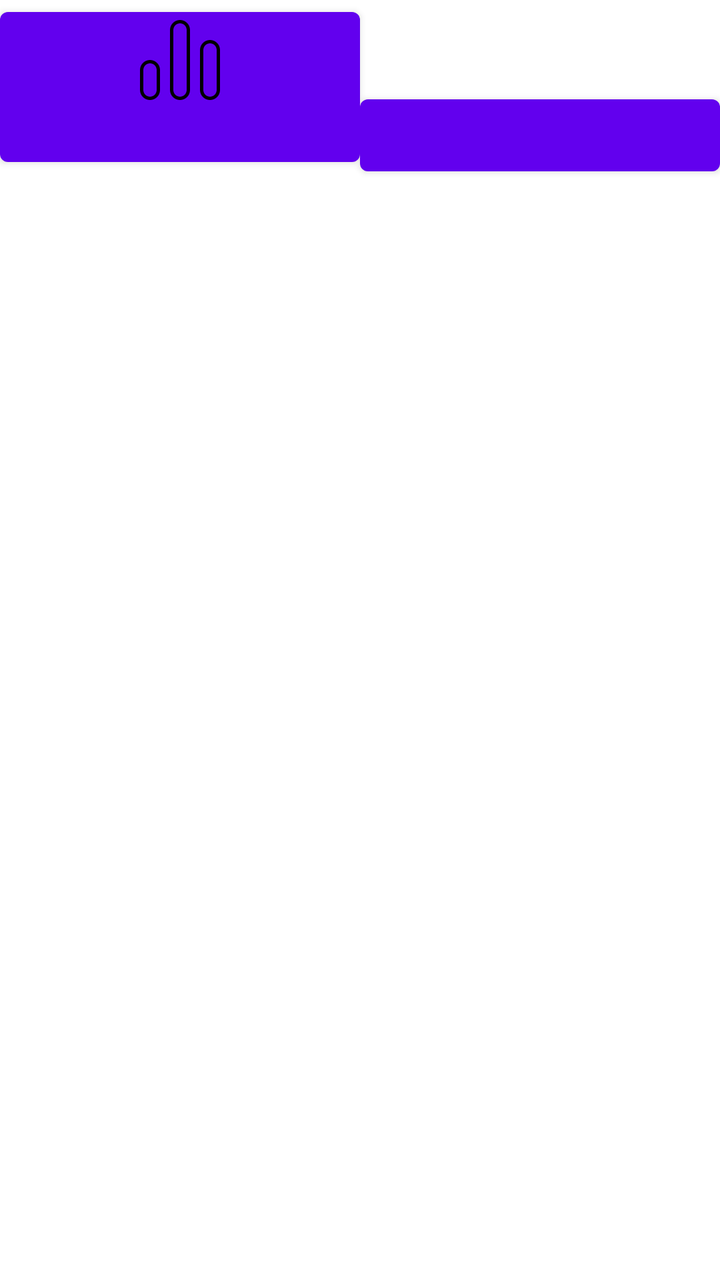
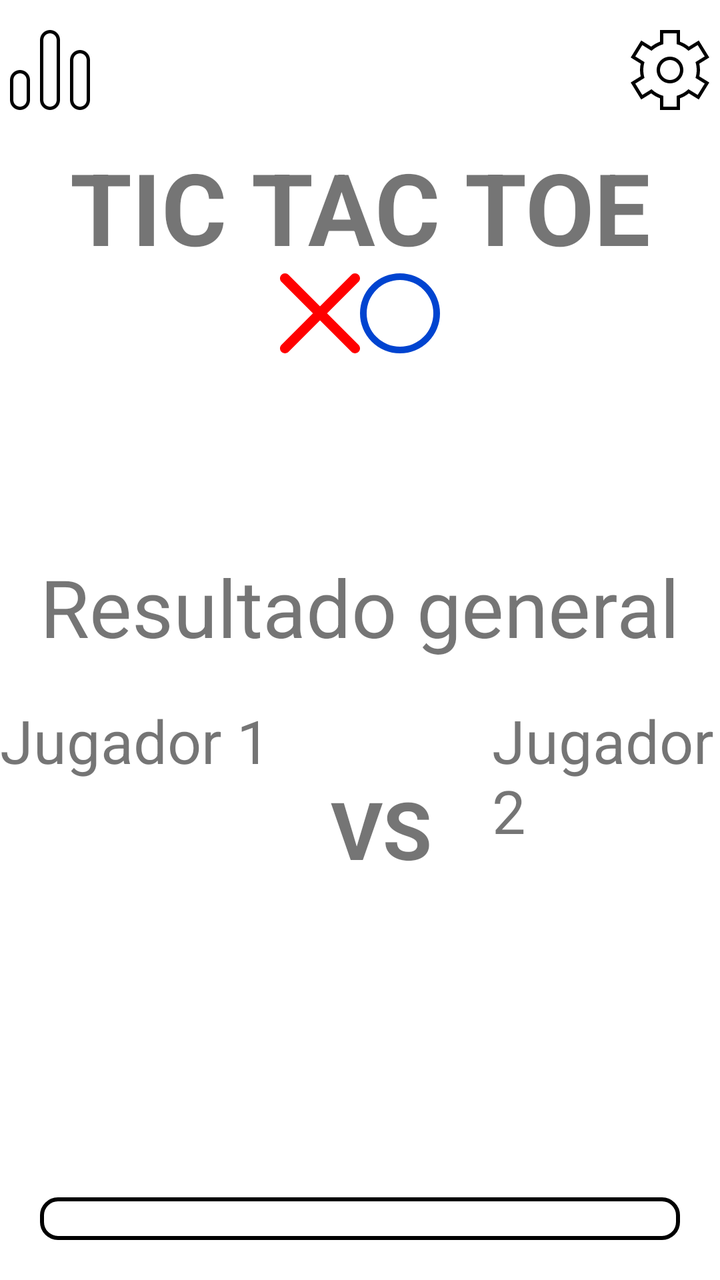

Two renders of the same Android screen: before a commit and after it. Below are the layout's source before the change and the commit's diff.
<!-- AndroidManifest.xml: application theme Theme.Pmdmtresenraya -->
<!-- res/layout/activity_main.xml -->
<?xml version="1.0" encoding="utf-8"?>
<LinearLayout xmlns:android="http://schemas.android.com/apk/res/android"
    xmlns:app="http://schemas.android.com/apk/res-auto"
    xmlns:tools="http://schemas.android.com/tools"
    android:id="@+id/main"
    android:layout_width="match_parent"
    android:layout_height="match_parent"
    android:orientation="vertical"
    tools:context=".MainActivity">


    <LinearLayout
        android:layout_width="match_parent"
        android:layout_height="match_parent"
        android:orientation="horizontal">


        <Button
            android:id="@+id/imageButton"
            android:layout_width="wrap_content"
            android:layout_height="wrap_content"
            android:layout_weight="1"
            app:srcCompat="@drawable/chart_simple"
            android:drawableTop="@drawable/settings_scale"/>

        <Button
            android:id="@+id/imageButton2"
            android:layout_width="wrap_content"
            android:layout_height="wrap_content"
            android:layout_weight="1"
            app:srcCompat="@drawable/settings" />
    </LinearLayout>
</LinearLayout>
<!-- resources referenced by this layout -->
<resources>
  <!-- drawable settings_scale (drawable) -->
  <layer-list xmlns:android="http://schemas.android.com/apk/res/android">
      <item android:drawable="@drawable/chart_simple" android:width="40dp" android:height="40dp"/>
  </layer-list>
  <style name="Theme.Pmdmtresenraya" parent="Theme.MaterialComponents.DayNight.DarkActionBar">
          
          <item name="colorPrimary">@color/purple_500</item>
          <item name="colorPrimaryVariant">@color/purple_700</item>
          <item name="colorOnPrimary">@color/white</item>
          
          <item name="colorSecondary">@color/teal_200</item>
          <item name="colorSecondaryVariant">@color/teal_700</item>
          <item name="colorOnSecondary">@color/black</item>
          
          <item name="android:statusBarColor">?attr/colorPrimaryVariant</item>
          
      </style>
  <!-- unchanged entries left out for length: 8 -->
</resources>

<!-- the commit's change to res/layout/activity_main.xml (unified diff, before → after) -->
@@ -10,24 +10,247 @@
 
 
     <LinearLayout
+        style="?android:attr/buttonBarStyle"
+        android:layout_width="wrap_content"
+        android:layout_height="wrap_content"
+        android:orientation="horizontal"
+        android:paddingTop="5dp"
+        >
+
+
+        <Button
+            android:id="@+id/stadistic"
+            style="?android:attr/buttonBarButtonStyle"
+            android:layout_width="60dp"
+            android:layout_height="60dp"
+            android:layout_weight="1"
+            android:drawableTop="@drawable/stadistic_scale" />
+
+        <View
+            android:layout_width="0dp"
+            android:layout_height="0dp"
+            android:layout_weight="10" />
+
+        <Button
+            android:id="@+id/settings"
+            style="?android:attr/buttonBarButtonStyle"
+            android:layout_width="60dp"
+            android:layout_height="60dp"
+            android:layout_weight="1"
+            android:drawableTop="@drawable/settings_scale"
+            />
+
+    </LinearLayout>
+
+    <LinearLayout
+        style="?android:attr/buttonBarStyle"
+        android:layout_width="wrap_content"
+        android:layout_height="wrap_content"
+        android:orientation="vertical"
+        android:paddingTop="5dp"
+        android:layout_gravity="center"
+        >
+
+        <TextView
+            android:id="@+id/title"
+            android:layout_width="wrap_content"
+            android:layout_height="wrap_content"
+            android:text="@string/tic_tac_toe"
+            android:textSize="50sp"
+            android:textStyle="bold"
+            android:layout_gravity="center"
+            />
+
+        <LinearLayout
+            android:layout_width="wrap_content"
+            android:layout_height="match_parent"
+            android:orientation="horizontal"
+            android:layout_gravity="center">
+
+            <ImageView
+                android:id="@+id/imageView"
+                android:layout_width="wrap_content"
+                android:layout_height="wrap_content"
+                android:layout_weight="1"
+                app:srcCompat="@drawable/cross_scale" />
+
+            <ImageView
+                android:id="@+id/imageView2"
+                android:layout_width="wrap_content"
+                android:layout_height="wrap_content"
+                android:layout_weight="1"
+                app:srcCompat="@drawable/circle_scale" />
+
+        </LinearLayout>
+
+
+    </LinearLayout>
+
+    <LinearLayout
         android:layout_width="match_parent"
-        android:layout_height="match_parent"
-        android:orientation="horizontal">
-
-
-        <Button
-            android:id="@+id/imageButton"
-            android:layout_width="wrap_content"
-            android:layout_height="wrap_content"
-            android:layout_weight="1"
-            app:srcCompat="@drawable/chart_simple"
-            android:drawableTop="@drawable/settings_scale"/>
-
-        <Button
-            android:id="@+id/imageButton2"
-            android:layout_width="wrap_content"
-            android:layout_height="wrap_content"
-            android:layout_weight="1"
-            app:srcCompat="@drawable/settings" />
-    </LinearLayout>
+        android:layout_height="wrap_content"
+        android:orientation="vertical"
+        android:layout_gravity="center"
+        android:layout_marginTop="100sp"
+        android:layout_marginBottom="100sp"
+        >
+
+        <TextView
+            android:layout_width="wrap_content"
+            android:layout_height="wrap_content"
+            android:text="@string/resultado_general"
+            android:textSize="40sp"
+            android:layout_gravity="center"
+            />
+
+        <LinearLayout
+            android:layout_width="wrap_content"
+            android:layout_height="wrap_content"
+            android:orientation="horizontal"
+            android:layout_gravity="center"
+            android:layout_marginTop="20sp"
+            >
+
+            <LinearLayout
+                android:layout_width="wrap_content"
+                android:layout_height="wrap_content"
+                android:orientation="vertical"
+                >
+                <TextView
+                    android:layout_width="wrap_content"
+                    android:layout_height="wrap_content"
+                    android:text="@string/jugador_1"
+                    android:textSize="30sp"
+                    android:layout_gravity="center"
+                    />
+
+                <TextView
+                    android:id="@+id/score1"
+                    android:layout_width="wrap_content"
+                    android:layout_height="wrap_content"
+                    android:textSize="40sp"
+                    android:layout_gravity="center"
+                    />
+
+            </LinearLayout>
+
+            <TextView
+                android:layout_width="wrap_content"
+                android:layout_height="wrap_content"
+                android:text="@string/vs"
+                android:textSize="40sp"
+                android:textStyle="bold"
+                android:layout_gravity="center"
+                android:layout_marginHorizontal="30sp"
+                />
+
+            <LinearLayout
+                android:layout_width="wrap_content"
+                android:layout_height="wrap_content"
+                android:orientation="vertical"
+                >
+                <TextView
+                    android:layout_width="wrap_content"
+                    android:layout_height="wrap_content"
+                    android:text="@string/jugador_2"
+                    android:textSize="30sp"
+                    android:layout_gravity="center"
+                    />
+
+                <TextView
+                    android:id="@+id/score2"
+                    android:layout_width="wrap_content"
+                    android:layout_height="wrap_content"
+                    android:textSize="40sp"
+                    android:layout_gravity="center"
+                    />
+
+            </LinearLayout>
+
+        </LinearLayout>
+
+    </LinearLayout>
+
+
+
+    <LinearLayout
+        android:layout_width="match_parent"
+        android:layout_height="wrap_content"
+        android:orientation="vertical"
+        android:background="@drawable/border_layout"
+        android:layout_margin="20dp"
+        android:padding="20dp"
+        >
+
+        <LinearLayout
+            android:layout_width="wrap_content"
+            android:layout_height="wrap_content"
+            android:orientation="horizontal"
+            android:layout_gravity="start"
+            android:gravity="center">
+
+            <ImageView
+                android:id="@+id/imageView3"
+                android:layout_width="wrap_content"
+                android:layout_height="wrap_content"
+                app:srcCompat="@drawable/board_scale" />
+
+            <TextView
+                android:layout_width="wrap_content"
+                android:layout_height="wrap_content"
+                android:text="@string/tama_o_de_la_tabla"
+                android:textSize="20sp"
+                android:layout_marginStart="10dp"
+                />
+        </LinearLayout>
+
+        <LinearLayout
+            android:layout_width="match_parent"
+            android:layout_height="wrap_content"
+            android:orientation="horizontal"
+            android:layout_marginTop="10sp"
+            >
+
+            <Button
+                android:layout_width="60dp"
+                android:layout_height="60dp"
+                android:layout_weight="1"
+                android:layout_margin="5dp"
+                android:background="@drawable/border_layout"
+                android:text="@string/_3x3"
+                android:textSize="20sp"
+                />
+
+            <Button
+                android:layout_width="60dp"
+                android:layout_height="60dp"
+                android:layout_weight="1"
+                android:layout_margin="5dp"
+                android:background="@drawable/border_layout"
+                android:text="@string/_6x6"
+                android:textSize="20sp"
+                />
+
+            <Button
+                android:layout_width="60dp"
+                android:layout_height="60dp"
+                android:layout_weight="1"
+                android:layout_margin="5dp"
+                android:background="@drawable/border_layout"
+                android:text="@string/_9x9"
+                android:textSize="20sp"
+                />
+        </LinearLayout>
+    </LinearLayout>
+
+    <Button
+        android:layout_width="match_parent"
+        android:layout_height="60sp"
+        android:text="@string/jugar"
+        android:textSize="30sp"
+        android:layout_marginTop="100dp"
+        android:layout_marginHorizontal="20sp"
+        android:background="@drawable/border_layout"
+        />
+
 </LinearLayout>
<!-- resource entries referenced after the edit -->
@@ -1,10 +1,48 @@
 <!-- resources referenced by this layout -->
 <resources>
+  <!-- drawable board_scale (drawable) -->
+  <layer-list xmlns:android="http://schemas.android.com/apk/res/android">
+      <item android:drawable="@drawable/chess_board" android:width="20dp" android:height="20dp"/>
+  </layer-list>
+  <!-- drawable border_layout (drawable) -->
+  <shape xmlns:android="http://schemas.android.com/apk/res/android"
+      android:shape="rectangle">
+  
+      
+      <stroke
+          android:width="2dp"
+          android:color="#000"/>
+  
+      
+      <corners android:radius="8dp"/>
+  </shape>
+  <!-- drawable circle_scale (drawable) -->
+  <layer-list xmlns:android="http://schemas.android.com/apk/res/android">
+      <item android:drawable="@drawable/circle" android:width="40dp" android:height="40dp"/>
+  </layer-list>
+  <!-- drawable cross_scale (drawable) -->
+  <layer-list xmlns:android="http://schemas.android.com/apk/res/android">
+      <item android:drawable="@drawable/cross" android:width="40dp" android:height="40dp"/>
+  </layer-list>
   <!-- drawable settings_scale (drawable) -->
+  <layer-list xmlns:android="http://schemas.android.com/apk/res/android">
+      <item android:drawable="@drawable/settings" android:width="40dp" android:height="40dp" />
+  </layer-list>
+  <!-- drawable stadistic_scale (drawable) -->
   <layer-list xmlns:android="http://schemas.android.com/apk/res/android">
       <item android:drawable="@drawable/chart_simple" android:width="40dp" android:height="40dp"/>
   </layer-list>
-  <style name="Theme.Pmdmtresenraya" parent="Theme.MaterialComponents.DayNight.DarkActionBar">
+  <string name="_3x3">3x3</string>
+  <string name="_6x6">6x6</string>
+  <string name="_9x9">9x9</string>
+  <string name="jugador_1">Jugador 1</string>
+  <string name="jugador_2">Jugador 2</string>
+  <string name="jugar">Jugar</string>
+  <string name="resultado_general">Resultado general</string>
+  <string name="tama_o_de_la_tabla">Tamaño de la tabla</string>
+  <string name="tic_tac_toe">TIC TAC TOE</string>
+  <string name="vs">VS</string>
+  <style name="Theme.Pmdmtresenraya" parent="Theme.MaterialComponents.DayNight.NoActionBar">
           
           <item name="colorPrimary">@color/purple_500</item>
           <item name="colorPrimaryVariant">@color/purple_700</item>
@@ -17,6 +55,36 @@
           <item name="android:statusBarColor">?attr/colorPrimaryVariant</item>
           
       </style>
+  <!-- drawable chess_board (drawable) -->
+  <vector xmlns:android="http://schemas.android.com/apk/res/android"
+      android:width="512dp"
+      android:height="512dp"
+      android:viewportWidth="24"
+      android:viewportHeight="24">
+    <path
+        android:fillColor="#FF000000"
+        android:pathData="M18.5,0L5.5,0A5.506,5.506 0,0 0,0 5.5v13A5.507,5.507 0,0 0,5.5 24h13A5.507,5.507 0,0 0,24 18.5L24,5.5A5.506,5.506 0,0 0,18.5 0ZM21,14v4L18,18v3L14,21L14,18L10,18v3L6,21L6,18L3,18L3,14L6,14L6,10L3,10L3,6L6,6L6,3h4L10,6h4L14,3h4L18,6h3v4L18,10v4ZM10,10L6,10L6,6h4ZM14,10L14,6h4v4ZM10,14v4L6,18L6,14ZM14,14h4v4L14,18ZM10,10h4v4L10,14Z"/>
+  </vector>
+  <!-- drawable circle (drawable) -->
+  <vector xmlns:android="http://schemas.android.com/apk/res/android"
+      android:width="512dp"
+      android:height="512dp"
+      android:viewportWidth="24"
+      android:viewportHeight="24">
+    <path
+        android:fillColor="#0044d0"
+        android:pathData="M12,0A12,12 0,1 0,24 12,12 12,0 0,0 12,0ZM12,22A10,10 0,1 1,22 12,10 10,0 0,1 12,22Z"/>
+  </vector>
+  <!-- drawable cross (drawable) -->
+  <vector xmlns:android="http://schemas.android.com/apk/res/android"
+      android:width="512dp"
+      android:height="512dp"
+      android:viewportWidth="512.02"
+      android:viewportHeight="512.02">
+    <path
+        android:fillColor="#ff0000"
+        android:pathData="M301.26,256.01L502.64,54.65c12.5,-12.5 12.5,-32.77 0,-45.27c-12.5,-12.5 -32.77,-12.5 -45.27,0l0,0L256.01,210.76L54.65,9.38c-12.5,-12.5 -32.77,-12.5 -45.27,0s-12.5,32.77 0,45.27L210.76,256.01L9.38,457.38c-12.5,12.5 -12.5,32.77 0,45.27s32.77,12.5 45.27,0L256.01,301.26l201.37,201.39c12.5,12.5 32.77,12.5 45.27,0c12.5,-12.5 12.5,-32.77 0,-45.27L301.26,256.01z"/>
+  </vector>
   <!-- unchanged entries left out for length: 8 -->
 </resources>
 
